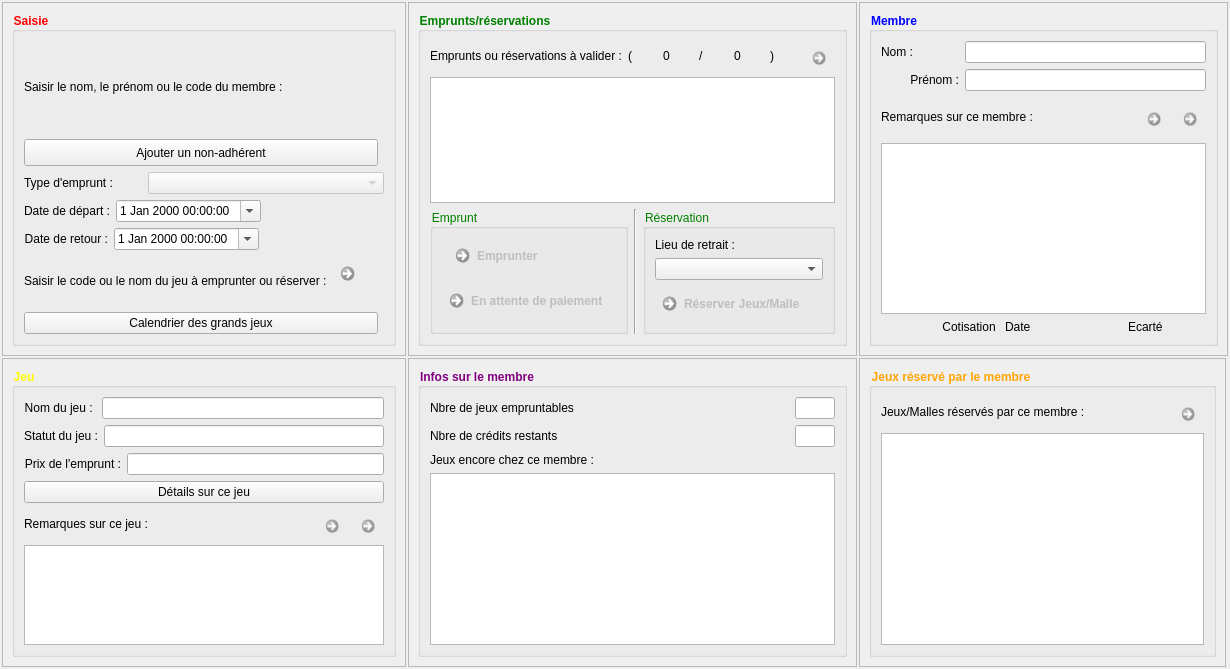
First picture: the form in f_emprunt.ui, repository nivhg/ludopen, before the edit.
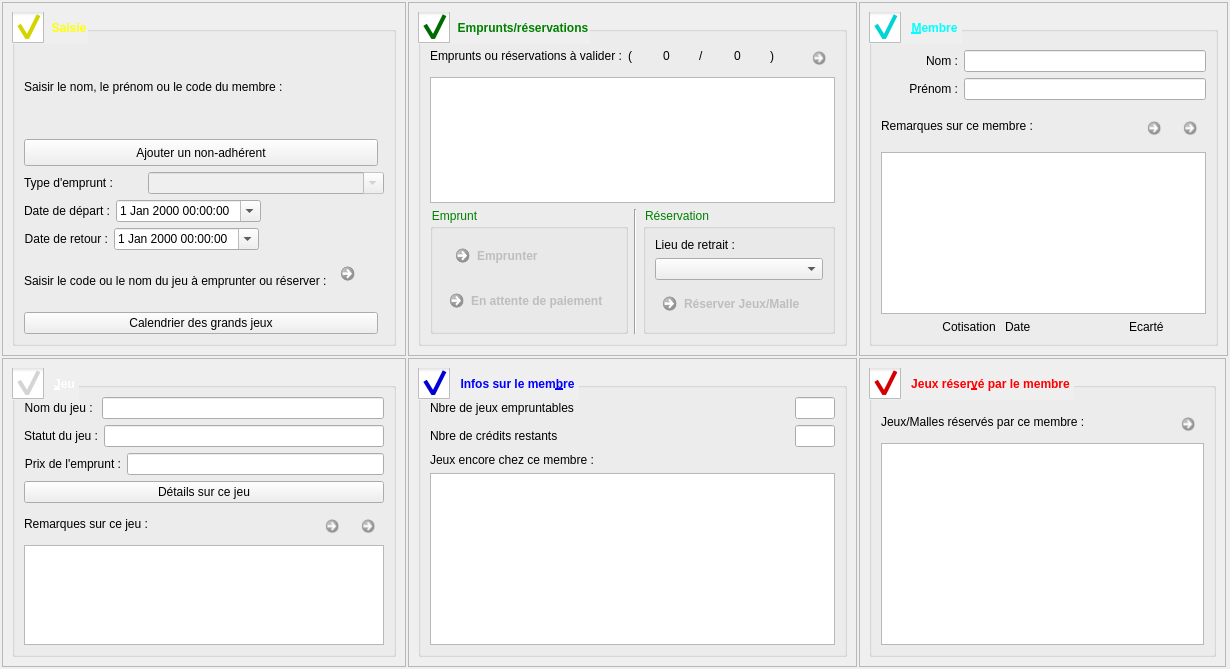
Second picture: the form after the edit. Icons and pictures are not drawn.

The edit to the form file:
```diff
--- a/f_emprunt.ui
+++ b/f_emprunt.ui
@@ -51,11 +51,21 @@
          </font>
         </property>
         <property name="styleSheet">
-         <string notr="true">QGroupBox  {color: green;}</string>
+         <string notr="true">QGroupBox  {color: green;}
+QGroupBox::indicator {
+    width: 32px;
+    height: 32px;
+}
+QGroupBox::indicator:checked {
+    image: url(:/Download.png);
+}</string>
         </property>
         <property name="title">
          <string>Emprunts/réservations</string>
         </property>
+        <property name="checkable">
+         <bool>true</bool>
+        </property>
         <layout class="QGridLayout" name="gridLayout_8">
          <item row="2" column="1" rowspan="3">
           <widget class="Line" name="line">
@@ -267,7 +277,7 @@
       </font>
      </property>
      <property name="styleSheet">
-      <string notr="true">QGroupBox  {color: blue;}</string>
+      <string notr="true"/>
      </property>
      <property name="frameShape">
       <enum>QFrame::StyledPanel</enum>
@@ -284,11 +294,24 @@
           <bold>true</bold>
          </font>
         </property>
+        <property name="styleSheet">
+         <string notr="true">QGroupBox  {color: cyan ;}
+QGroupBox::indicator {
+    width: 32px;
+    height: 32px;
+}
+QGroupBox::indicator:checked {
+    image: url(:/Adherent_info.png);
+}</string>
+        </property>
         <property name="title">
-         <string>Membre</string>
+         <string>&amp;Membre</string>
+        </property>
+        <property name="checkable">
+         <bool>true</bool>
         </property>
         <layout class="QGridLayout" name="gridLayout_5">
-         <item row="3" column="0" colspan="4">
+         <item row="4" column="0" colspan="4">
           <widget class="QTextEdit" name="TxE_Remarques">
            <property name="maximumSize">
             <size>
@@ -298,21 +321,7 @@
            </property>
           </widget>
          </item>
-         <item row="0" column="1" colspan="3">
-          <widget class="QLineEdit" name="Le_NomARemplir">
-           <property name="readOnly">
-            <bool>true</bool>
-           </property>
-          </widget>
-         </item>
-         <item row="1" column="1" colspan="3">
-          <widget class="QLineEdit" name="Le_PrenomARemplir">
-           <property name="readOnly">
-            <bool>true</bool>
-           </property>
-          </widget>
-         </item>
-         <item row="2" column="0" colspan="4">
+         <item row="3" column="0" colspan="4">
           <layout class="QHBoxLayout" name="HLay4">
            <item>
             <widget class="QLabel" name="Lb_Remarques">
@@ -400,17 +409,7 @@
            </item>
           </layout>
          </item>
-         <item row="1" column="0">
-          <widget class="QLabel" name="Lb_Prenom">
-           <property name="text">
-            <string>Prénom :</string>
-           </property>
-           <property name="alignment">
-            <set>Qt::AlignRight|Qt::AlignTrailing|Qt::AlignVCenter</set>
-           </property>
-          </widget>
-         </item>
-         <item row="4" column="3">
+         <item row="5" column="3">
           <widget class="QLabel" name="Lb_MembreEcarte">
            <property name="maximumSize">
             <size>
@@ -428,7 +427,7 @@
            </property>
           </widget>
          </item>
-         <item row="4" column="0" colspan="3">
+         <item row="5" column="0" colspan="3">
           <layout class="QHBoxLayout" name="HLay6">
            <property name="sizeConstraint">
             <enum>QLayout::SetMinimumSize</enum>
@@ -464,7 +463,7 @@
            </item>
           </layout>
          </item>
-         <item row="0" column="0">
+         <item row="1" column="0">
           <widget class="QLabel" name="Lb_Nom">
            <property name="minimumSize">
             <size>
@@ -476,10 +475,47 @@
             <string>Nom :</string>
            </property>
            <property name="alignment">
-            <set>Qt::AlignLeading|Qt::AlignLeft|Qt::AlignVCenter</set>
+            <set>Qt::AlignRight|Qt::AlignTrailing|Qt::AlignVCenter</set>
            </property>
           </widget>
          </item>
+         <item row="1" column="1" colspan="3">
+          <widget class="QLineEdit" name="Le_NomARemplir">
+           <property name="readOnly">
+            <bool>true</bool>
+           </property>
+          </widget>
+         </item>
+         <item row="2" column="1" colspan="3">
+          <widget class="QLineEdit" name="Le_PrenomARemplir">
+           <property name="readOnly">
+            <bool>true</bool>
+           </property>
+          </widget>
+         </item>
+         <item row="2" column="0">
+          <widget class="QLabel" name="Lb_Prenom">
+           <property name="text">
+            <string>Prénom :</string>
+           </property>
+           <property name="alignment">
+            <set>Qt::AlignRight|Qt::AlignTrailing|Qt::AlignVCenter</set>
+           </property>
+          </widget>
+         </item>
+         <item row="0" column="1">
+          <spacer name="verticalSpacer">
+           <property name="orientation">
+            <enum>Qt::Vertical</enum>
+           </property>
+           <property name="sizeHint" stdset="0">
+            <size>
+             <width>20</width>
+             <height>40</height>
+            </size>
+           </property>
+          </spacer>
+         </item>
         </layout>
        </widget>
       </item>
@@ -490,7 +526,7 @@
     <widget class="QFrame" name="frame_7">
      <property name="minimumSize">
       <size>
-       <width>400</width>
+       <width>0</width>
        <height>0</height>
       </size>
      </property>
@@ -510,11 +546,21 @@
          </font>
         </property>
         <property name="styleSheet">
-         <string notr="true">QGroupBox  {color: red;}</string>
+         <string notr="true">QGroupBox  {color: yellow;}
+QGroupBox::indicator {
+    width: 32px;
+    height: 32px;
+}
+QGroupBox::indicator:checked {
+    image: url(:/Postit.png);
+}</string>
         </property>
         <property name="title">
          <string>Saisie</string>
         </property>
+        <property name="checkable">
+         <bool>true</bool>
+        </property>
         <layout class="QGridLayout" name="gridLayout_15">
          <item row="0" column="0">
           <layout class="QVBoxLayout" name="verticalLayout">
@@ -665,6 +711,9 @@
              <property name="enabled">
               <bool>false</bool>
              </property>
+             <property name="editable">
+              <bool>true</bool>
+             </property>
             </widget>
            </item>
           </layout>
@@ -753,10 +802,20 @@
          </font>
         </property>
         <property name="styleSheet">
-         <string notr="true">QGroupBox  {color: orange;}</string>
+         <string notr="true">QGroupBox  {color: red;}
+QGroupBox::indicator {
+    width: 32px;
+    height: 32px;
+}
+QGroupBox::indicator:checked {
+    image: url(:/Reservations.png);
+}</string>
         </property>
         <property name="title">
-         <string>Jeux réservé par le membre</string>
+         <string>Jeux réser&amp;vé par le membre</string>
+        </property>
+        <property name="checkable">
+         <bool>true</bool>
         </property>
         <layout class="QGridLayout" name="gridLayout_11">
          <item row="1" column="0">
@@ -764,6 +823,9 @@
          </item>
          <item row="0" column="0">
           <layout class="QHBoxLayout" name="HLay">
+           <property name="topMargin">
+            <number>10</number>
+           </property>
            <item>
             <widget class="QLabel" name="Lb_JeuxReserves">
              <property name="text">
@@ -823,10 +885,20 @@
          </font>
         </property>
         <property name="styleSheet">
-         <string notr="true">QGroupBox  {color: purple;}</string>
+         <string notr="true">QGroupBox  {color: blue;}
+QGroupBox::indicator {
+    width: 32px;
+    height: 32px;
+}
+QGroupBox::indicator:checked {
+    image: url(:/Information.png);
+}</string>
         </property>
         <property name="title">
-         <string>Infos sur le membre</string>
+         <string>Infos sur le mem&amp;bre</string>
+        </property>
+        <property name="checkable">
+         <bool>true</bool>
         </property>
         <layout class="QGridLayout" name="gridLayout_12">
          <item row="1" column="0">
@@ -964,10 +1036,20 @@
          </font>
         </property>
         <property name="styleSheet">
-         <string notr="true">QGroupBox  {color: yellow;}</string>
+         <string notr="true">QGroupBox  {color: white;}
+QGroupBox::indicator {
+    width: 32px;
+    height: 32px;
+}
+QGroupBox::indicator:checked {
+    image: url(:/De_6_faces.png);
+}</string>
         </property>
         <property name="title">
-         <string>Jeu</string>
+         <string>&amp;Jeu</string>
+        </property>
+        <property name="checkable">
+         <bool>true</bool>
         </property>
         <layout class="QVBoxLayout" name="verticalLayout_5">
          <item>
```
